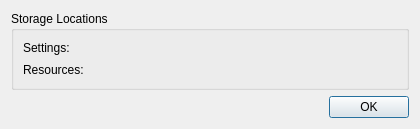
Old version of the form Programs/Editors/TeXworks/source/src/ResourcesDialog.ui in the repository MiKTeX/miktex.
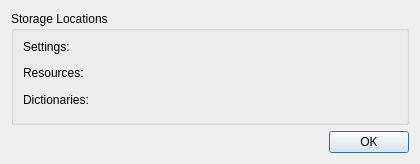
New version of the form.

```diff
--- a/Programs/Editors/TeXworks/source/src/ResourcesDialog.ui
+++ b/Programs/Editors/TeXworks/source/src/ResourcesDialog.ui
@@ -10,7 +10,7 @@
     <x>0</x>
     <y>0</y>
     <width>420</width>
-    <height>129</height>
+    <height>164</height>
    </rect>
   </property>
   <property name="windowTitle">
@@ -40,6 +40,9 @@
         <property name="text">
          <string>Settings:</string>
         </property>
+        <property name="alignment">
+         <set>Qt::AlignmentFlag::AlignLeading|Qt::AlignmentFlag::AlignLeft|Qt::AlignmentFlag::AlignTop</set>
+        </property>
        </widget>
       </item>
       <item row="0" column="1">
@@ -50,6 +53,9 @@
           <verstretch>0</verstretch>
          </sizepolicy>
         </property>
+        <property name="alignment">
+         <set>Qt::AlignmentFlag::AlignLeading|Qt::AlignmentFlag::AlignLeft|Qt::AlignmentFlag::AlignTop</set>
+        </property>
         <property name="textInteractionFlags">
          <set>Qt::LinksAccessibleByMouse|Qt::TextSelectableByMouse</set>
         </property>
@@ -60,6 +66,9 @@
         <property name="text">
          <string>Resources:</string>
         </property>
+        <property name="alignment">
+         <set>Qt::AlignmentFlag::AlignLeading|Qt::AlignmentFlag::AlignLeft|Qt::AlignmentFlag::AlignTop</set>
+        </property>
        </widget>
       </item>
       <item row="1" column="1">
@@ -70,8 +79,34 @@
           <verstretch>0</verstretch>
          </sizepolicy>
         </property>
+        <property name="alignment">
+         <set>Qt::AlignmentFlag::AlignLeading|Qt::AlignmentFlag::AlignLeft|Qt::AlignmentFlag::AlignTop</set>
+        </property>
         <property name="textInteractionFlags">
-         <set>Qt::LinksAccessibleByMouse|Qt::TextSelectableByMouse</set>
+         <set>Qt::TextInteractionFlag::LinksAccessibleByMouse|Qt::TextInteractionFlag::TextSelectableByMouse</set>
+        </property>
+       </widget>
+      </item>
+      <item row="2" column="0">
+       <widget class="QLabel" name="label_2">
+        <property name="text">
+         <string>Dictionaries:</string>
+        </property>
+        <property name="alignment">
+         <set>Qt::AlignmentFlag::AlignLeading|Qt::AlignmentFlag::AlignLeft|Qt::AlignmentFlag::AlignTop</set>
+        </property>
+       </widget>
+      </item>
+      <item row="2" column="1">
+       <widget class="QLabel" name="locationOfDictionaries">
+        <property name="text">
+         <string/>
+        </property>
+        <property name="alignment">
+         <set>Qt::AlignmentFlag::AlignLeading|Qt::AlignmentFlag::AlignLeft|Qt::AlignmentFlag::AlignTop</set>
+        </property>
+        <property name="textInteractionFlags">
+         <set>Qt::TextInteractionFlag::LinksAccessibleByMouse|Qt::TextInteractionFlag::TextSelectableByMouse</set>
         </property>
        </widget>
       </item>
```
Left out of the diff: 8 changed lines with no effect on the pictures.
